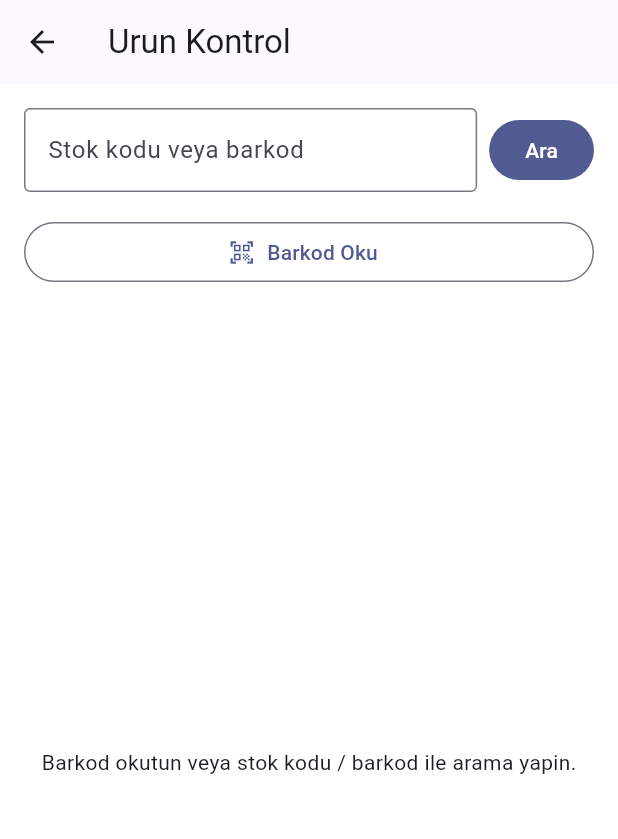
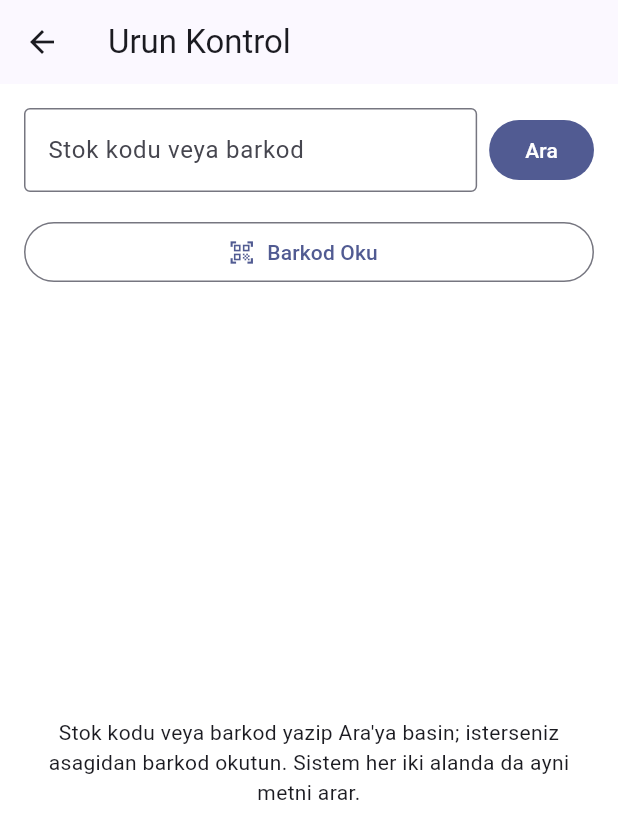
Before and after one commit to yukseelalkis/mavikalem, a Flutter app: the ProductCheckPage screen opened directly, on a phone screen of 412 x 824 dp. Shown: the top 839 px of the screen. Run offline on Flutter 3.47's test engine with Material 3 defaults, Android fonts, the phone set to English and light mode, and no system bars; our stand-ins replace cached_network_image, dio, flutter_riverpod, flutter_secure_storage, webview_flutter; missing offline and left inert: mobile_scanner; accounts and stored records are empty.

Commit message:
refactor: unify product lookup logic and enhance field parsing with robust search state handling

```diff
--- a/lib/features/product_check/presentation/pages/product_check_page.dart
+++ b/lib/features/product_check/presentation/pages/product_check_page.dart
@@ -17,6 +17,8 @@ final class _ProductCheckPageState extends ConsumerState<ProductCheckPage> {
   final TextEditingController _queryController = TextEditingController();
   bool _isScannerVisible = false;
   String _lastScanned = '';
+  /// En az bir arama/kamera okumasi yapildi mi (bos sonuc mesaji icin).
+  bool _lookupAttempted = false;
 
   @override
   void dispose() {
@@ -42,7 +44,8 @@ final class _ProductCheckPageState extends ConsumerState<ProductCheckPage> {
                     controller: _queryController,
                     decoration: const InputDecoration(
                       labelText: 'Stok kodu veya barkod',
-                      hintText: 'Manuel yazin veya asagidan okutun',
+                      hintText:
+                          'Ayni kutuya yazin; sistem ikisinde de arar',
                       border: OutlineInputBorder(),
                     ),
                     keyboardType: TextInputType.text,
@@ -98,9 +101,10 @@ final class _ProductCheckPageState extends ConsumerState<ProductCheckPage> {
                             : (capture.barcodes.first.rawValue ?? '');
                         if (code.isEmpty || code == _lastScanned) return;
                         _lastScanned = code;
+                        setState(() => _lookupAttempted = true);
                         ref
                             .read(productLookupProvider.notifier)
-                            .searchByBarcode(code);
+                            .searchByQuery(code);
                       },
                     ),
                     const ScannerOverlay(),
@@ -115,9 +119,50 @@ final class _ProductCheckPageState extends ConsumerState<ProductCheckPage> {
                   Center(child: Text('Urun aranirken hata: $error')),
               data: (products) {
                 if (products.isEmpty) {
-                  return const Center(
-                    child: Text(
-                      'Barkod okutun veya stok kodu / barkod ile arama yapin.',
+                  if (!_lookupAttempted) {
+                    return const Center(
+                      child: Padding(
+                        padding: EdgeInsets.all(24),
+                        child: Text(
+                          'Stok kodu veya barkod yazip Ara\'ya basin; '
+                          'isterseniz asagidan barkod okutun. '
+                          'Sistem her iki alanda da ayni metni arar.',
+                          textAlign: TextAlign.center,
+                        ),
+                      ),
+                    );
+                  }
+                  return Center(
+                    child: Padding(
+                      padding: const EdgeInsets.all(24),
+                      child: Column(
+                        mainAxisAlignment: MainAxisAlignment.center,
+                        children: [
+                          Icon(
+                            Icons.search_off_rounded,
+                            size: 56,
+                            color: Theme.of(context).colorScheme.outline,
+                          ),
+                          const SizedBox(height: 16),
+                          Text(
+                            'Urun bulunamadi',
+                            style: Theme.of(context).textTheme.titleMedium
+                                ?.copyWith(fontWeight: FontWeight.w700),
+                          ),
+                          const SizedBox(height: 8),
+                          Text(
+                            'Girdiginiz deger stok kodu veya barkod ile '
+                            'eslesen bir urun bulunamadi.',
+                            textAlign: TextAlign.center,
+                            style: Theme.of(context).textTheme.bodyLarge
+                                ?.copyWith(
+                              color: Theme.of(context)
+                                  .colorScheme
+                                  .onSurfaceVariant,
+                            ),
+                          ),
+                        ],
+                      ),
                     ),
                   );
                 }
@@ -139,6 +184,7 @@ final class _ProductCheckPageState extends ConsumerState<ProductCheckPage> {
   void _searchByQuery() {
     final query = _queryController.text.trim();
     if (query.isEmpty) return;
+    setState(() => _lookupAttempted = true);
     ref.read(productLookupProvider.notifier).searchByQuery(query);
   }
 }
```
Also changed, not shown: lib/features/product_check/data/datasources/product_remote_datasource.dart (+12 -2 lines), lib/features/product_check/data/models/product_brief_model.dart (+73 -4 lines), lib/features/product_check/presentation/providers/product_check_providers.dart (+2 -8 lines).
